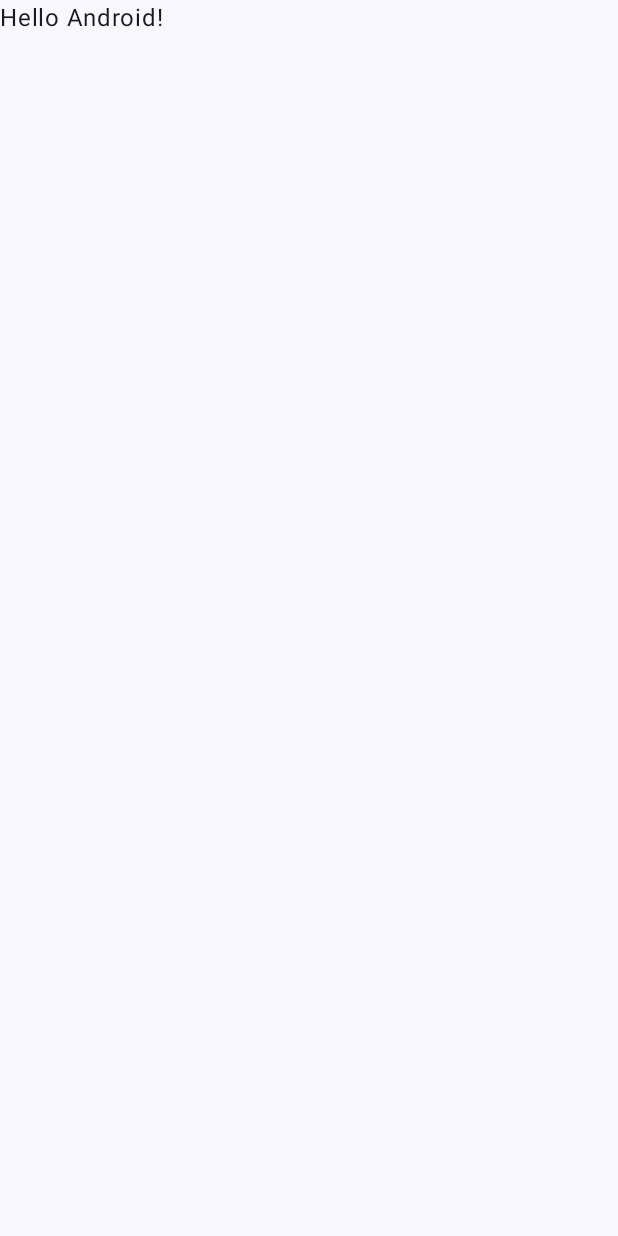
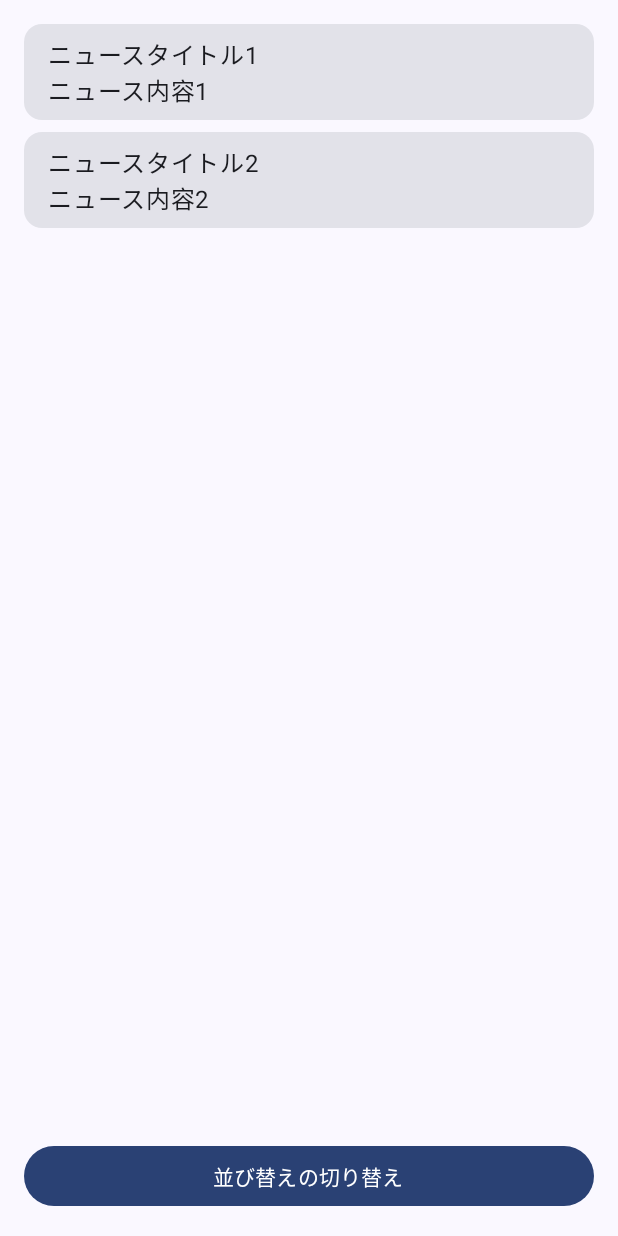
Before and after one commit to CyberAgentHack/android-bootcamp-iwate-pref-20250926, an Android app built with Jetpack Compose: the screen it shows after launch (MainActivity), on a phone screen of 412 x 824 dp. Before the commit the screen is almost empty. Run offline under Robolectric (Android 15) with nearby library versions, the phone set to English and light mode, and no system bars.

Commit message:
feat:講義で教えてもらったコード

```diff
--- a/projects/AndroidBootcampIwatePrefDay3/app/build.gradle.kts
+++ b/projects/AndroidBootcampIwatePrefDay3/app/build.gradle.kts
@@ -52,7 +52,7 @@ android {
 }
 
 dependencies {
-
+    implementation(libs.androidx.datastore.preferences)
     implementation(libs.core.ktx)
     implementation(libs.lifecycle.runtime.ktx)
     implementation(libs.activity.compose)
--- a/projects/AndroidBootcampIwatePrefDay3/app/src/main/java/com/example/androidbootcampiwatepref/MainActivity.kt
+++ b/projects/AndroidBootcampIwatePrefDay3/app/src/main/java/com/example/androidbootcampiwatepref/MainActivity.kt
@@ -10,6 +10,22 @@ import androidx.compose.material3.Text
 import androidx.compose.runtime.Composable
 import androidx.compose.ui.Modifier
 import androidx.compose.ui.tooling.preview.Preview
+import androidx.compose.foundation.layout.Arrangement
+import androidx.compose.foundation.layout.Column
+import androidx.compose.foundation.layout.fillMaxWidth
+import androidx.compose.foundation.layout.padding
+import androidx.compose.foundation.lazy.LazyColumn
+import androidx.compose.foundation.lazy.items
+import androidx.compose.material3.Button
+import androidx.compose.material3.Card
+import androidx.compose.runtime.getValue
+import androidx.compose.ui.platform.LocalContext
+import androidx.compose.ui.unit.dp
+import androidx.lifecycle.compose.collectAsStateWithLifecycle
+import androidx.lifecycle.viewmodel.compose.viewModel
+import com.example.androidbootcampiwatepref.data.datastore.AppDataStore
+import com.example.androidbootcampiwatepref.domain.domainobject.News
+import com.example.androidbootcampiwatepref.viewmodel.NewsViewModel
 import com.example.androidbootcampiwatepref.ui.theme.AndroidBootcampIwatePrefTheme
 
 class MainActivity : ComponentActivity() {
@@ -22,7 +38,25 @@ class MainActivity : ComponentActivity() {
                     modifier = Modifier.fillMaxSize(),
                     color = MaterialTheme.colorScheme.background
                 ) {
-                    Greeting("Android")
+                    val context = LocalContext.current
+                    val newsViewModel = viewModel {
+                        NewsViewModel(
+                        dataStore = AppDataStore(context = context),
+                        )
+                    }
+                    val uiState by newsViewModel.uiState.collectAsStateWithLifecycle()
+                    Column {
+                        NewsList(
+                            newsList = uiState.newsList,
+                            modifier = Modifier.weight(1f)
+                        )
+                        Button(
+                            onClick = { newsViewModel.toggleNewsListOrder() },
+                            modifier = Modifier.fillMaxWidth().padding(16.dp),
+                        ) {
+                            Text(text = "並び替えの切り替え")
+                        }
+                    }
                 }
             }
         }
@@ -30,17 +64,43 @@ class MainActivity : ComponentActivity() {
 }
 
 @Composable
-fun Greeting(name: String, modifier: Modifier = Modifier) {
-    Text(
-        text = "Hello $name!",
-        modifier = modifier
-    )
+fun NewsList(
+    newsList: List<News>,
+    modifier: Modifier = Modifier,
+) {
+    LazyColumn(
+        modifier = modifier.padding(16.dp),
+        verticalArrangement = Arrangement.spacedBy(8.dp),
+    ) {
+        items(
+            items = newsList,
+            key = { news -> news.id },
+        ) { news ->
+            News(
+                news = news,
+                modifier = Modifier.animateItem(),
+            )
+        }
+    }
 }
 
-@Preview(showBackground = true)
 @Composable
-fun GreetingPreview() {
-    AndroidBootcampIwatePrefTheme {
-        Greeting("Android")
+fun News(
+    news: News,
+    modifier: Modifier = Modifier,
+) {
+    Card(
+        modifier = modifier.fillMaxWidth(),
+    ) {
+        Column(
+            modifier = Modifier.padding(vertical = 8.dp, horizontal = 16.dp),
+        ) {
+            Text(
+                text = news.title,
+            )
+            Text(
+                text = news.body,
+            )
+        }
     }
 }
--- /dev/null
+++ b/projects/AndroidBootcampIwatePrefDay3/app/src/main/java/com/example/androidbootcampiwatepref/data/datastore/AppDataStore.kt
@@ -0,0 +1,68 @@
+package com.example.androidbootcampiwatepref.data.datastore
+
+import android.content.Context
+import androidx.datastore.core.DataStore
+import androidx.datastore.preferences.core.Preferences
+import androidx.datastore.preferences.core.edit
+import androidx.datastore.preferences.core.intPreferencesKey
+import androidx.datastore.preferences.preferencesDataStore
+import kotlinx.coroutines.flow.Flow
+import kotlinx.coroutines.flow.map
+
+class AppDataStore(
+    private val context: Context
+) {
+    companion object {
+        private const val USER_PREFERENCES_NAME = "user_preferences"
+        val KEY_NEWS_LIST_ORDER = intPreferencesKey("key_news_list_order")
+    }
+
+    private val Context.dataStore: DataStore<Preferences> by preferencesDataStore(
+        name = USER_PREFERENCES_NAME
+    )
+
+    /**
+     * 永続化されたニュースリストの並び順を取得するFlow。
+     */
+    val newsListOrder: Flow<NewsListOrder>
+        get() = context.dataStore.data.map { preferences ->
+            NewsListOrder.fromValueOrDefault(
+                value = preferences[KEY_NEWS_LIST_ORDER]
+            )
+        }
+
+    /**
+     * ニュースリストの並び順を切り替える。
+     */
+    suspend fun toggleNewListOrder() {
+        context.dataStore.edit { preferences ->
+            // 現在の並び順を取得
+            val currentOrder = NewsListOrder.fromValueOrDefault(
+                value = preferences[KEY_NEWS_LIST_ORDER]
+            )
+            // 並び順を切り替える
+            val newOrder = when (currentOrder) {
+                NewsListOrder.ID_ASCENDING -> NewsListOrder.ID_DESCENDING
+                NewsListOrder.ID_DESCENDING -> NewsListOrder.ID_ASCENDING
+            }
+            // 新しい並び順を保存
+            preferences[KEY_NEWS_LIST_ORDER] = newOrder.value
+        }
+    }
+
+    enum class NewsListOrder(val value: Int) {
+        ID_ASCENDING(0),
+        ID_DESCENDING(1),
+        ;
+
+        companion object {
+            val DEFAULT = ID_ASCENDING
+
+            fun fromValueOrDefault(value: Int?): NewsListOrder {
+                return NewsListOrder.entries
+                    .firstOrNull { it.value == value }
+                    ?: DEFAULT
+            }
+        }
+    }
+}
--- /dev/null
+++ b/projects/AndroidBootcampIwatePrefDay3/app/src/main/java/com/example/androidbootcampiwatepref/ui/uistate/NewsUiState.kt
@@ -0,0 +1,7 @@
+package com.example.androidbootcampiwatepref.ui.uistate
+
+import com.example.androidbootcampiwatepref.domain.domainobject.News
+
+data class NewsUiState(
+    val newsList: List<News>,
+)
--- /dev/null
+++ b/projects/AndroidBootcampIwatePrefDay3/app/src/main/java/com/example/androidbootcampiwatepref/viewmodel/NewsViewModel.kt
@@ -0,0 +1,88 @@
+package com.example.androidbootcampiwatepref.viewmodel
+
+import androidx.lifecycle.ViewModel
+import com.example.androidbootcampiwatepref.ui.uistate.NewsUiState
+import kotlinx.coroutines.flow.MutableStateFlow
+import kotlinx.coroutines.flow.asStateFlow
+import androidx.lifecycle.viewModelScope
+import com.example.androidbootcampiwatepref.domain.domainobject.News
+import kotlinx.coroutines.delay
+import kotlinx.coroutines.flow.flow
+import kotlinx.coroutines.launch
+import kotlin.time.Duration.Companion.seconds
+import com.example.androidbootcampiwatepref.data.datastore.AppDataStore
+import kotlinx.coroutines.flow.combine
+
+class NewsViewModel(
+    private val dataStore: AppDataStore,
+) : ViewModel() {
+    /**
+     * 変更可能なNewsUiStateを保持するStateFlow。
+     * 初期値では、空のニュースリストを保持している。
+     */
+    private val mutableUiState =
+        MutableStateFlow(NewsUiState(newsList = emptyList()))
+
+    /**
+     * UI側にUI状態を公開する。
+     */
+    val uiState = mutableUiState.asStateFlow()
+
+    private val dummyDataSource = flow<List<News>> {
+        val news1 = News(
+            id = "news_1",
+            title = "ニュースタイトル1",
+            body = "ニュース内容1",
+        )
+        val news2 = News(
+            id = "news_2",
+            title = "ニュースタイトル2",
+            body = "ニュース内容2",
+        )
+
+        // 最初は1件だけデータを流す
+        emit(listOf(news1))
+
+        // 5秒後に2件目のデータを追加で流す
+        delay(5.seconds)
+        emit(listOf(news1, news2))
+    }
+
+    init {
+        viewModelScope.launch {
+            // dummyDataSourceとdataStoreのニュースリストの並び順を組み合わせて購読する
+            combine(
+                dummyDataSource,
+                dataStore.newsListOrder,
+                ::Pair
+            ).collect { (newsList, newsListOrder) ->
+                // 新しいニュースリストを受け取ったら、UI状態を更新する
+                val sortedNewsList = when (newsListOrder) {
+                    // 並び順に応じてニュースリストをソートする
+                    AppDataStore.NewsListOrder.ID_ASCENDING -> newsList.sortedBy { it.id }
+                    AppDataStore.NewsListOrder.ID_DESCENDING -> newsList.sortedByDescending { it.id }
+                }
+                // 並び替えたニュースリストでUI状態を更新する
+                mutableUiState.value = NewsUiState(newsList = sortedNewsList)
+            }
+        }
+    }
+
+//    init {
+//        viewModelScope.launch {
+//            dummyDataSource.collect { newsList ->
+//                // 新しいニュースリストを受け取ったら、UI状態を更新する
+//                mutableUiState.value = NewsUiState(newsList = newsList)
+//            }
+//        }
+//    }
+
+
+
+    fun toggleNewsListOrder() {
+        viewModelScope.launch {
+            // 並び替えを切り替える
+            dataStore.toggleNewListOrder()
+        }
+    }
+}
--- a/projects/AndroidBootcampIwatePrefDay3/gradle/libs.versions.toml
+++ b/projects/AndroidBootcampIwatePrefDay3/gradle/libs.versions.toml
@@ -27,6 +27,7 @@ ui-test-manifest = { group = "androidx.compose.ui", name = "ui-test-manifest" }
 ui-test-junit4 = { group = "androidx.compose.ui", name = "ui-test-junit4" }
 material3 = { group = "androidx.compose.material3", name = "material3" }
 kotlinx-serialization-json = "org.jetbrains.kotlinx:kotlinx-serialization-json:1.6.3"
+androidx-datastore-preferences = { module = "androidx.datastore:datastore-preferences", version = "1.1.0" }
 
 [plugins]
 androidApplication = { id = "com.android.application", version.ref = "agp" }
```
